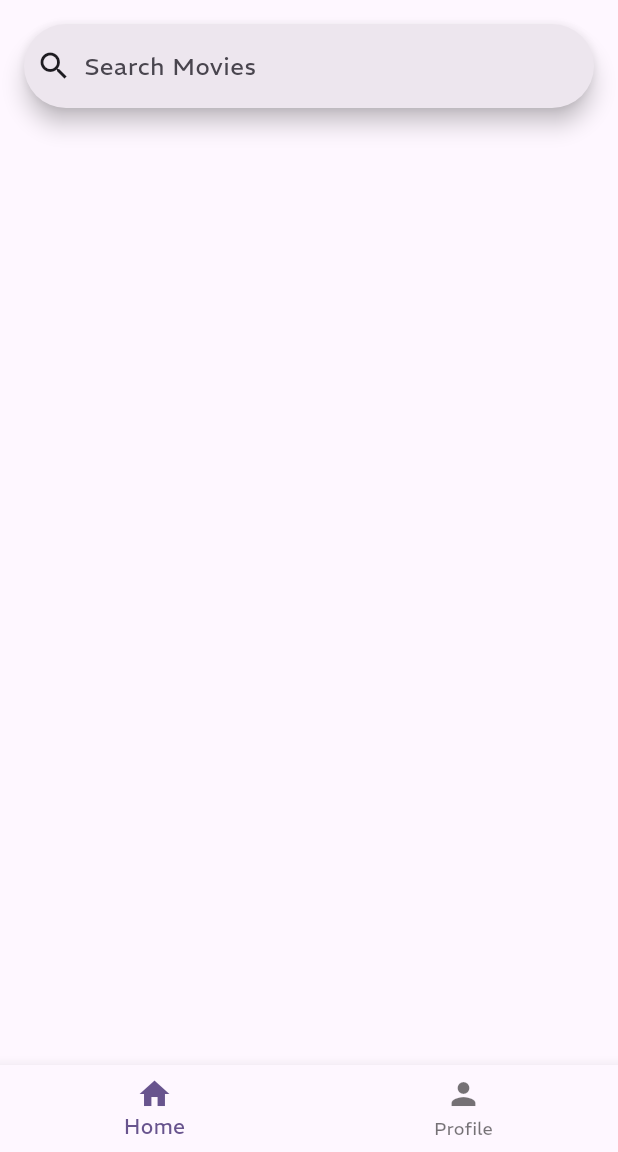
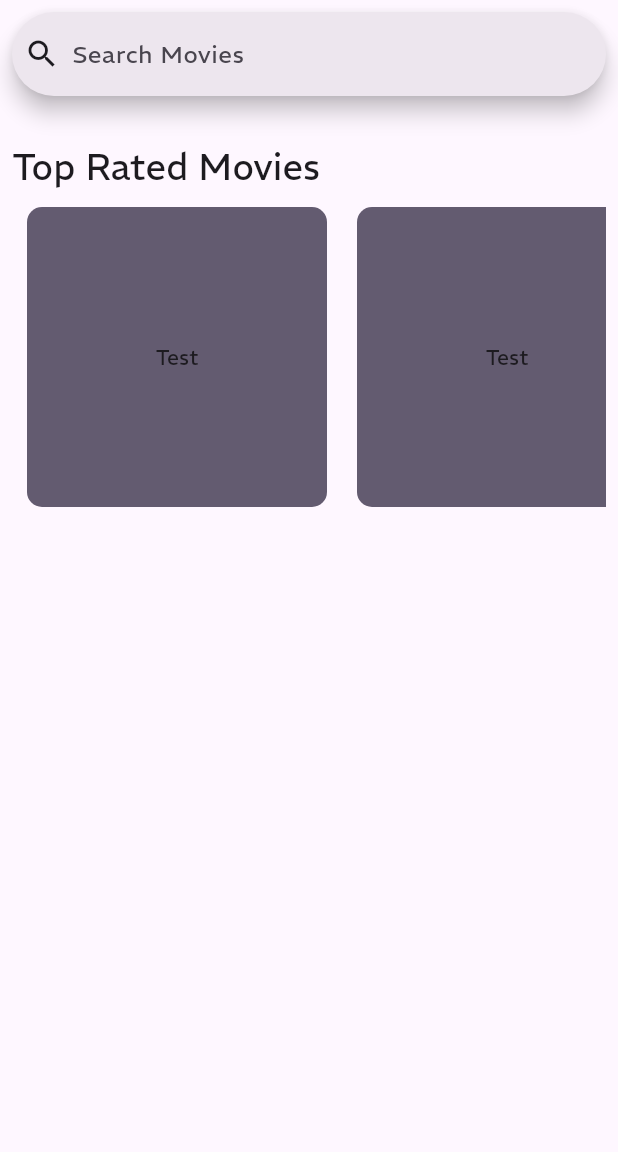
Before and after one commit to MDPater/POPcorn, a Flutter app: the screen it shows after launch, on a phone screen of 412 x 824 dp, the part 84-1236 px from its top. Run offline on Flutter 3.47's test engine with Material 2 defaults, Android fonts, the phone set to English and light mode, and no system bars.

Commit message:
basic layout done

```diff
--- a/lib/screens/home_screen.dart
+++ b/lib/screens/home_screen.dart
@@ -1,4 +1,5 @@
 import 'package:flutter/material.dart';
+import 'package:popcorn/widget/movie_item.dart';
 
 String appbarTitle = "POPcorn";
 
@@ -13,17 +14,33 @@ class _HomeScreenState extends State<HomeScreen> {
   @override
   Widget build(BuildContext context) {
     return Scaffold(
-      appBar: _buildAppBar(context),
-      body: _buildContainer(context),
-      bottomNavigationBar: BottomNavigationBar(
-        // ignore: prefer_const_literals_to_create_immutables
-        items: [
-          const BottomNavigationBarItem(icon: Icon(Icons.home), label: 'Home'),
-          const BottomNavigationBarItem(
-              icon: Icon(Icons.person), label: 'Profile')
-        ],
-      ),
-    );
+        appBar: _buildAppBar(context),
+        body: const Padding(
+          padding: EdgeInsets.all(8.0),
+          child: Column(children: [
+            SearchBar(
+              leading: Icon(Icons.search),
+              hintText: 'Search Movies',
+            ),
+            SizedBox(
+              height: 30,
+            ),
+            Row(
+              children: [
+                Text('Top Rated Movies', style: TextStyle(fontSize: 24)),
+              ],
+            ),
+            SingleChildScrollView(
+              scrollDirection: Axis.horizontal,
+              child: Row(
+                children: [
+                  movieItem(),
+                  movieItem(),
+                ],
+              ),
+            )
+          ]),
+        ));
   }
 }
 
@@ -38,10 +55,10 @@ AppBar _buildAppBar(context) {
           size: 24,
         ),
         Text(appbarTitle),
-        Container(
+        const SizedBox(
           height: 40,
           width: 40,
-          child: const Icon(Icons.person, size: 30),
+          child: Icon(Icons.person, size: 30),
         )
       ],
     ),
@@ -49,18 +66,3 @@ AppBar _buildAppBar(context) {
     backgroundColor: Theme.of(context).colorScheme.secondary,
   );
 }
-
-Container _buildContainer(context) {
-  return Container(
-    child: const Column(children: [
-      Padding(
-        padding: EdgeInsets.all(16.0),
-        child: SearchBar(
-          leading: Icon(Icons.search),
-          hintText: 'Search Movies',
-          onChanged: (String input) {Movie().f},
-        ),
-      ),
-    ]),
-  );
-}
--- /dev/null
+++ b/lib/widget/movie_item.dart
@@ -0,0 +1,20 @@
+import 'package:flutter/material.dart';
+
+class movieItem extends StatelessWidget {
+  const movieItem({super.key});
+
+  @override
+  Widget build(BuildContext context) {
+    return Container(
+        margin: EdgeInsets.all(10),
+        height: 200,
+        width: 200,
+        padding: const EdgeInsets.all(20),
+        decoration: BoxDecoration(
+            borderRadius: BorderRadius.circular(10),
+            color: Theme.of(context).colorScheme.secondary),
+        child: const Center(
+          child: Text('Test'),
+        ));
+  }
+}
```
